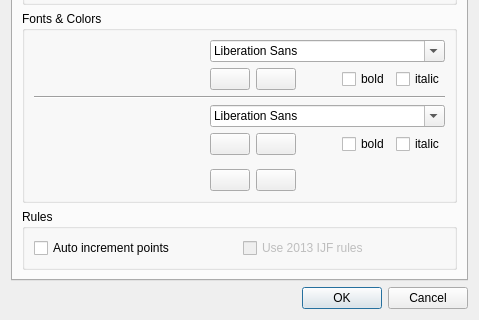
Before: the Qt Designer form base/settingsdlg.ui in fmuecke/Ipponboard, drawn with Qt 5; both pictures show x 0 to 479 and y 229 to 549 of the 479 by 549 pixel window.
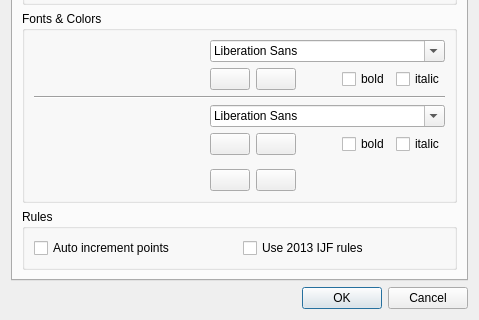
After: the same form once the commit is applied. Icons and pictures are not drawn. Custom widgets are drawn as their Qt base class.

Commit message: - implemented new 2013 IJF rules (except unlimited GS)   - penalties do not result in points (except Hansokumake)   - new osaekomi times Y=10, W=15, I=20 (2013 IJF rules, fixes #20) - enabled checkbox for 2013-rules in settingsdlg - fix: main timer now ignores invalid time strings (already commited in trunk)

Patch:
```diff
--- a/base/settingsdlg.ui
+++ b/base/settingsdlg.ui
@@ -725,7 +725,7 @@
           <item>
            <widget class="QCheckBox" name="checkBox_rules_2013">
             <property name="enabled">
-             <bool>false</bool>
+             <bool>true</bool>
             </property>
             <property name="toolTip">
              <string>Will use the rules that are valid till 2013</string>
```
The commit also changes 4 other files.
